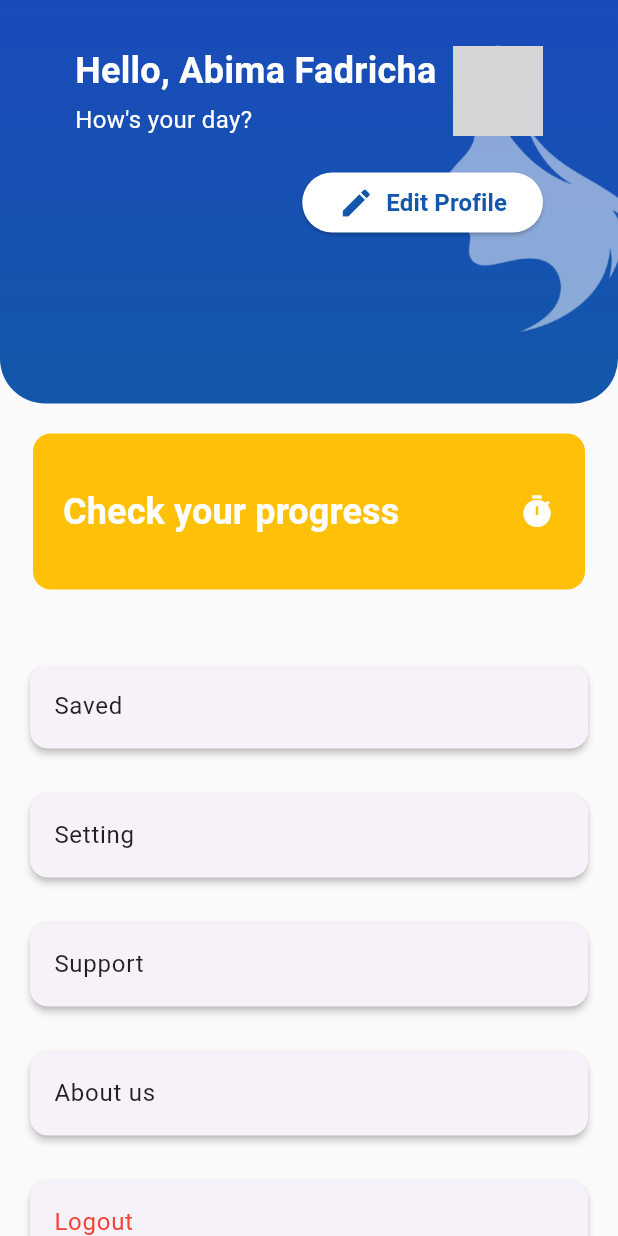
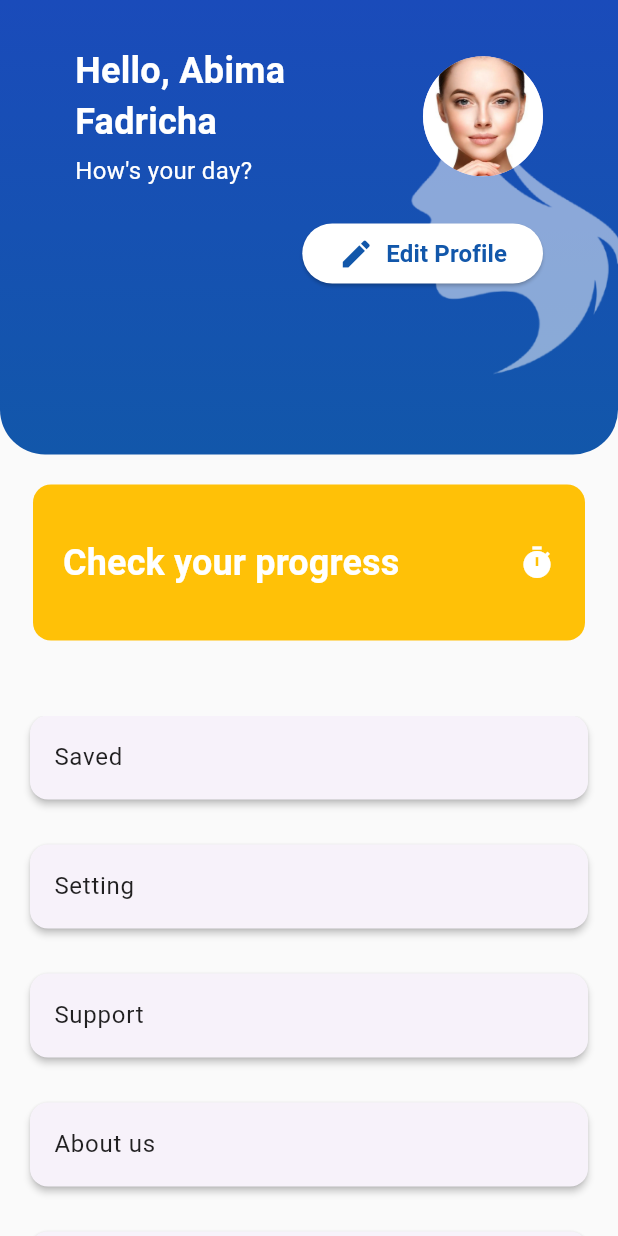
Before and after one commit to reysilvaa/PBL-rekomendasi-skincare, a Flutter app: the ProfileScreen screen opened by its route, on a phone screen of 412 x 824 dp. Run offline on Flutter 3.47's test engine with Material 3 defaults, Android fonts, the phone set to English and light mode, and no system bars; our stand-ins replace camera; grey boxes are pictures that could not be loaded.

Commit message:
fix overflowed profile image

```diff
--- a/lib/screens/history_screen.dart
+++ b/lib/screens/history_screen.dart
@@ -15,14 +15,14 @@ class HistoryScreen extends StatelessWidget {
         title: "Kondisi Kulit",
         subtitle: "berjerawat parah",
         description: "Lorem ipsum dolor sit amet",
-        imagePath: "assets/profile_image.jpg",
+        imagePath: "assets/profile/wajah.png",
       ),
       HistoryItem(
         date: "27, Okt 2024",
         title: "Kondisi Kulit",
         subtitle: "berjerawat parah",
         description: "Lorem ipsum dolor sit amet",
-        imagePath: "assets/profile_image.jpg",
+        imagePath: "assets/profile/wajah.png",
       ),
     ];
 
--- a/lib/screens/profile_screen.dart
+++ b/lib/screens/profile_screen.dart
@@ -7,7 +7,7 @@ import '../model/profile_model.dart';
 class ProfileScreen extends StatelessWidget {
   final ProfileModel profile = ProfileModel(
     name: 'Abima Fadricha',
-    imageUrl: 'assets/profile_image.jpg',
+    imageUrl: 'assets/profile/wajah.png',
   );
 
   ProfileScreen({Key? key}) : super(key: key);
--- a/lib/widgets/profile/profile_header.dart
+++ b/lib/widgets/profile/profile_header.dart
@@ -68,7 +68,8 @@ class ProfileHeader extends StatelessWidget {
                     Row(
                       mainAxisAlignment: MainAxisAlignment.spaceBetween,
                       children: [
-                        Column(
+                        Flexible(
+                          child: Column(
                             crossAxisAlignment: CrossAxisAlignment.start,
                             children: [
                               Text(
@@ -91,16 +92,14 @@ class ProfileHeader extends StatelessWidget {
                               ),
                             ],
                           ),
-                        Column(
-                          children: [
+                        ),
                         CircleAvatar(
-                              radius: 30,
+                          radius: 40,
                           backgroundImage: AssetImage(imageUrl),
                         ),
                       ],
                     ),
-                      ],
-                    ),
+
                     const SizedBox(
                         height: 20), // Space between greeting and button
                     Row(
--- a/pubspec.yaml
+++ b/pubspec.yaml
@@ -62,6 +62,7 @@ flutter:
   uses-material-design: true
   assets:
     - assets/
+    - assets/profile/
 
   # To add assets to your application, add an assets section, like this:
   # assets:
```
Also changed, not shown: assets/profile/wajah.png (added). Lines whose indentation alone changed are shown as unchanged.
